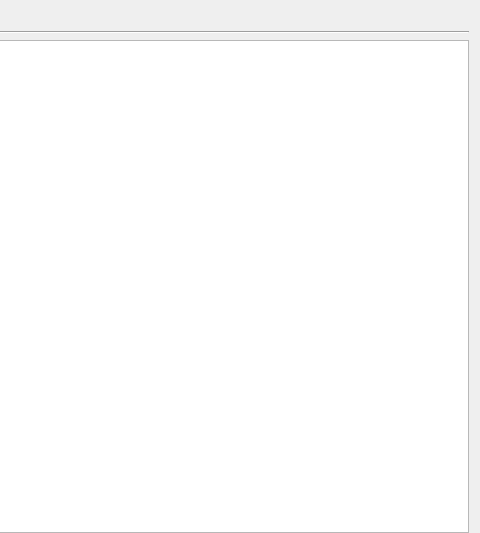
Before: the Qt Designer form src/mkvtoolnix-gui/forms/jobs/tool.ui in jpsdr/MKVToolnix-Windows-7, drawn with Qt 5; both pictures show x 418 to 898 and y 0 to 533 of the 898 by 533 pixel window.
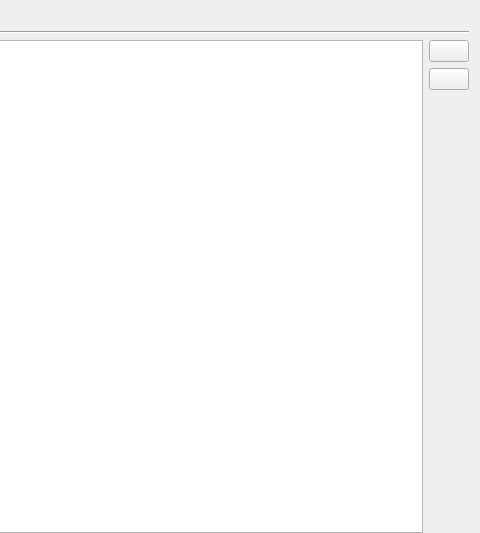
After: the same form once the commit is applied. Icons and pictures are not drawn. Custom widgets are drawn as their Qt base class.

Commit message:
GUI: job queue: show "move up/down" buttons if enabled in preferences
Implements the second half of #2060.

What changed in the file:
```diff
--- a/src/mkvtoolnix-gui/forms/jobs/tool.ui
+++ b/src/mkvtoolnix-gui/forms/jobs/tool.ui
@@ -35,6 +35,8 @@
     </widget>
    </item>
    <item>
+    <layout class="QHBoxLayout" name="horizontalLayout">
+     <item>
     <widget class="mtx::gui::Util::BasicTreeView" name="jobs">
      <property name="contextMenuPolicy">
       <enum>Qt::CustomContextMenu</enum>
@@ -62,6 +64,61 @@
      </property>
     </widget>
    </item>
+     <item>
+      <widget class="QWidget" name="moveJobsButtons" native="true">
+       <layout class="QVBoxLayout" name="verticalLayout_1">
+        <property name="leftMargin">
+         <number>0</number>
+        </property>
+        <property name="topMargin">
+         <number>0</number>
+        </property>
+        <property name="rightMargin">
+         <number>0</number>
+        </property>
+        <property name="bottomMargin">
+         <number>0</number>
+        </property>
+        <item>
+         <widget class="QPushButton" name="moveJobsUp">
+          <property name="text">
+           <string/>
+          </property>
+          <property name="icon">
+           <iconset resource="../../qt_resources.qrc">
+            <normaloff>:/icons/16x16/arrow-up.png</normaloff>:/icons/16x16/arrow-up.png</iconset>
+          </property>
+         </widget>
+        </item>
+        <item>
+         <widget class="QPushButton" name="moveJobsDown">
+          <property name="text">
+           <string/>
+          </property>
+          <property name="icon">
+           <iconset resource="../../qt_resources.qrc">
+            <normaloff>:/icons/16x16/arrow-down.png</normaloff>:/icons/16x16/arrow-down.png</iconset>
+          </property>
+         </widget>
+        </item>
+        <item>
+         <spacer name="verticalSpacer_1">
+          <property name="orientation">
+           <enum>Qt::Vertical</enum>
+          </property>
+          <property name="sizeHint" stdset="0">
+           <size>
+            <width>20</width>
+            <height>40</height>
+           </size>
+          </property>
+         </spacer>
+        </item>
+       </layout>
+      </widget>
+     </item>
+    </layout>
+   </item>
   </layout>
  </widget>
  <layoutdefault spacing="6" margin="11"/>
```
Left out of the diff: 4 changed lines with no effect on the pictures. Lines whose indentation alone changed are shown as unchanged. The commit also changes 3 other files.
